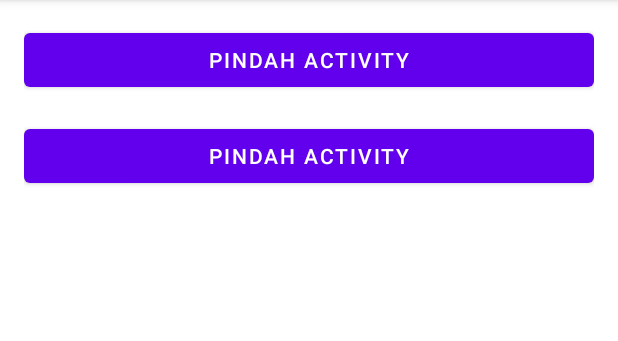
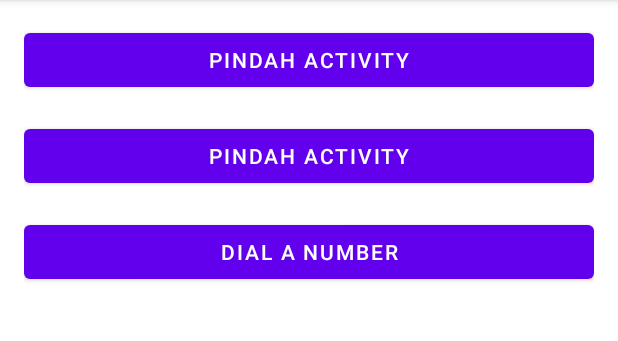
Before and after one commit to alifahnurhana/MyIntentApp, an Android app: the screen it shows after launch (MainActivity), on a phone screen of 412 x 824 dp, the part 84-425 px from its top. Run offline under Robolectric (Android 15) with nearby library versions, the phone set to English and light mode, and no system bars.

```diff
--- a/app/src/main/java/com/example/myintentapp/MainActivity.kt
+++ b/app/src/main/java/com/example/myintentapp/MainActivity.kt
@@ -1,6 +1,7 @@
 package com.example.myintentapp
 
 import android.content.Intent
+import android.net.Uri
 import androidx.appcompat.app.AppCompatActivity
 import android.os.Bundle
 import android.view.View
@@ -16,16 +17,21 @@ class MainActivity : AppCompatActivity() {
             val moveIntent = Intent(this, MoveActivity::class.java)
             startActivity(moveIntent)
         }
+
         val btnActivityData: Button = findViewById(R.id.btn_move_activity_data)
         btnActivityData.setOnClickListener {
-
             val moveWithDataIntent = Intent(this@MainActivity, MoveWithDataActivity::class.java)
             moveWithDataIntent.putExtra(MoveWithDataActivity.EXTRA_NAME, "DicodingAcademy Boy")
             moveWithDataIntent.putExtra(MoveWithDataActivity.EXTRA_AGE, 5)
             startActivity(moveWithDataIntent)
-
         }
 
+        val btnDialPhone: Button = findViewById(R.id.btn_dial_number)
+        btnDialPhone.setOnClickListener {
+            val phoneNumber = "08990814899"
+            val dialPhoneIntent = Intent(Intent.ACTION_DIAL, Uri.parse("tel:$phoneNumber"))
+            startActivity(dialPhoneIntent)
+        }
 
     }
 
--- a/app/src/main/res/layout/activity_main.xml
+++ b/app/src/main/res/layout/activity_main.xml
@@ -21,5 +21,12 @@
         android:layout_marginBottom="16dp"
         android:text="@string/move_with_data"/>
 
+    <Button
+        android:id="@+id/btn_dial_number"
+        android:layout_width="match_parent"
+        android:layout_height="wrap_content"
+        android:layout_marginBottom="16dp"
+        android:text="@string/dial_number"/>
+
 
 </LinearLayout>
```
